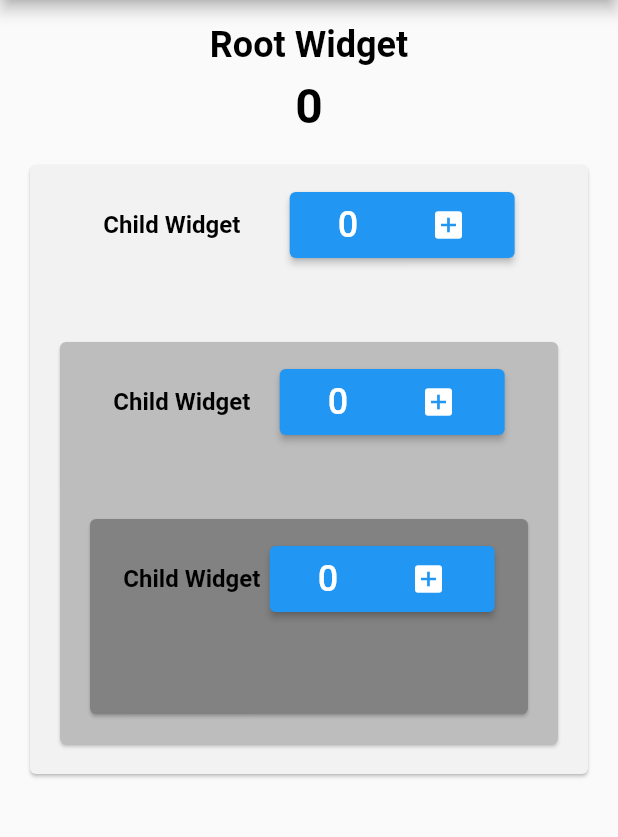
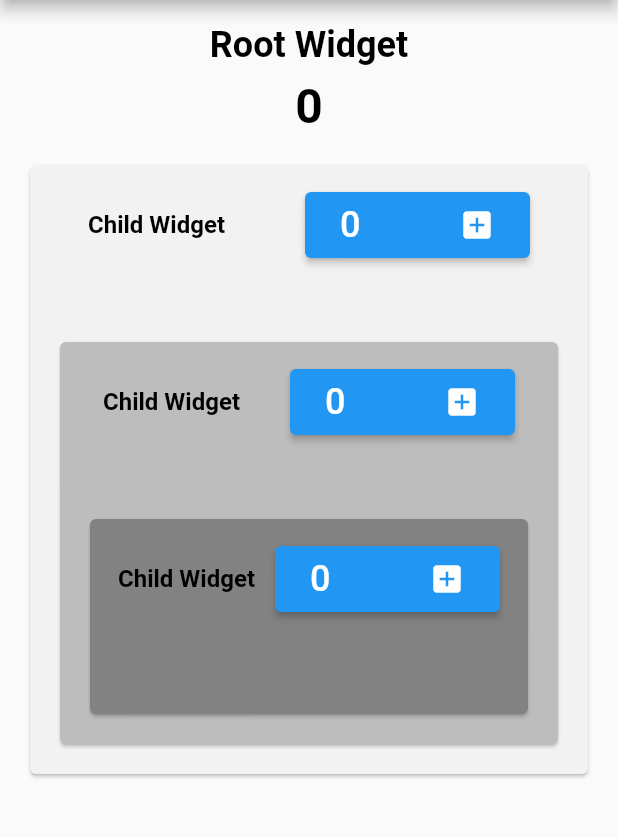
Before and after one commit to kolevatov/Inherited_widgets, a Flutter app: the screen it shows after launch, on a phone screen of 412 x 824 dp, the part 84-921 px from its top. Run offline on Flutter 3.47's test engine with Material 2 defaults, Android fonts, the phone set to English and light mode, and no system bars.

Commit message:
fixed card layout

```diff
--- a/lib/main.dart
+++ b/lib/main.dart
@@ -111,12 +111,16 @@ class ChildWidget extends StatelessWidget {
                   'Child Widget',
                   style: Fonts.bodyDark,
                 ),
+                const SizedBox(
+                  width: 8,
+                ),
                 ElevatedButton(
                   style: ButtonStyle(
                     padding: MaterialStateProperty.all<EdgeInsets>(
                         const EdgeInsets.all(8)),
-                    fixedSize: MaterialStateProperty.all<Size>(
-                        const Size.fromWidth(150)),
+                    maximumSize: MaterialStateProperty.all<Size>(
+                      const Size.fromWidth(150),
+                    ),
                   ),
                   onPressed: () => rootWidgetState._incrementCounter(),
                   child: Row(
@@ -124,6 +128,9 @@ class ChildWidget extends StatelessWidget {
                       children: [
                         Text('${rootWidgetState.counterValue}',
                             style: Fonts.bodyLight),
+                        const SizedBox(
+                          width: 4,
+                        ),
                         const Icon(
                           Icons.add_box,
                           color: Colors.white,
```
